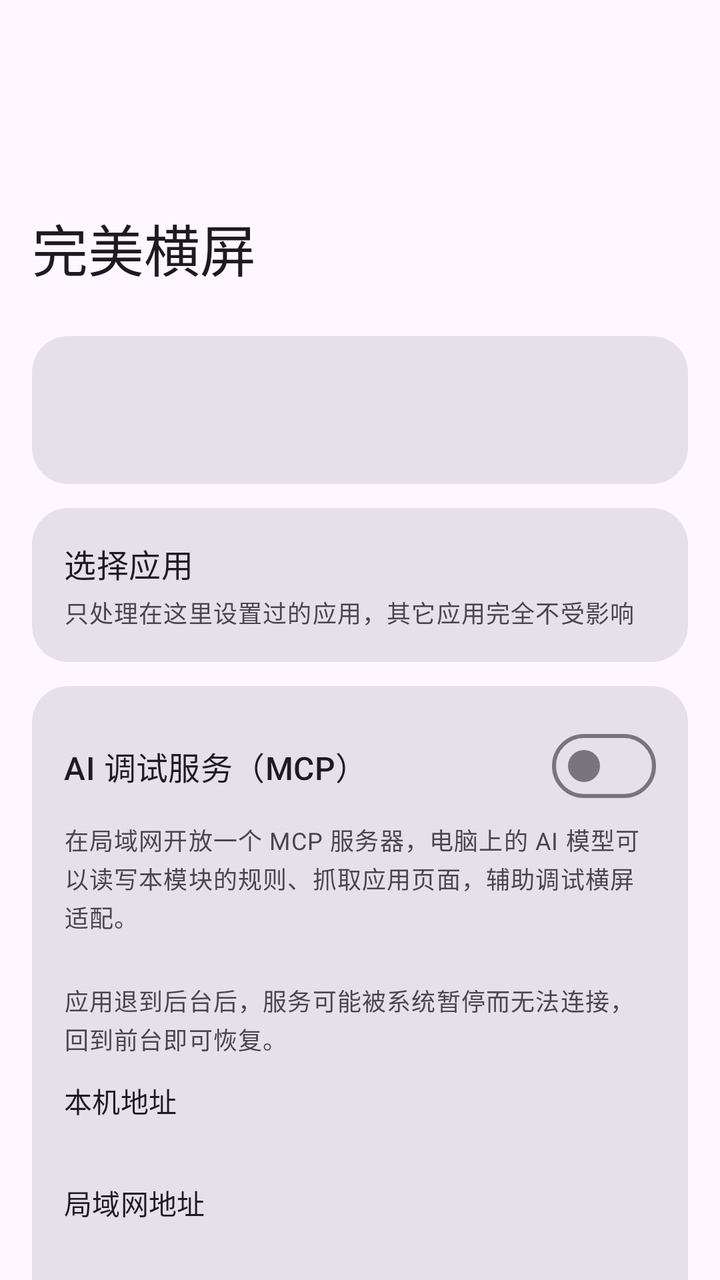
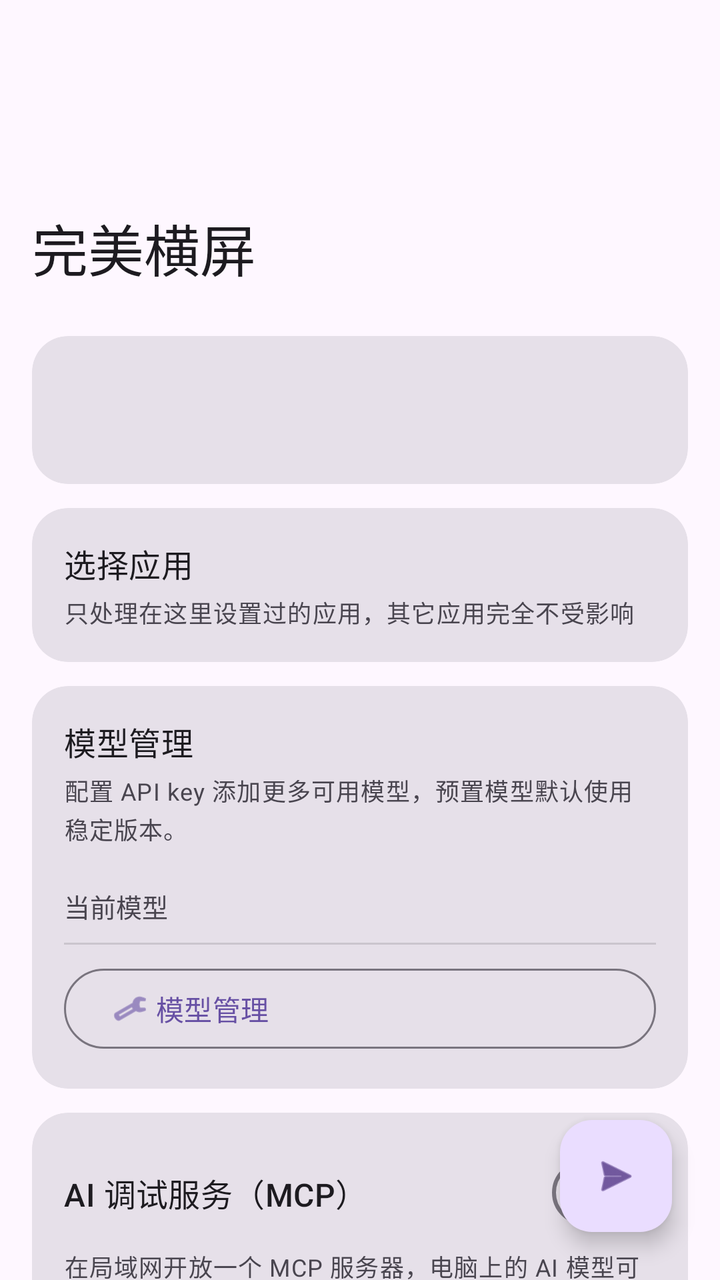

The first picture is an Android layout as it rendered before a commit; the second is the same layout after the commit. The layout source and the unified diff follow.
<!-- AndroidManifest.xml: application theme Theme.MagicWindow -->
<!-- res/layout/activity_main.xml -->
<?xml version="1.0" encoding="utf-8"?>
<androidx.coordinatorlayout.widget.CoordinatorLayout
    xmlns:android="http://schemas.android.com/apk/res/android"
    xmlns:app="http://schemas.android.com/apk/res-auto"
    android:layout_width="match_parent"
    android:layout_height="match_parent"
    android:fitsSystemWindows="true">

    <com.google.android.material.appbar.AppBarLayout
        android:layout_width="match_parent"
        android:layout_height="wrap_content"
        app:liftOnScroll="true">

        <com.google.android.material.appbar.CollapsingToolbarLayout
            android:layout_width="match_parent"
            android:layout_height="?attr/collapsingToolbarLayoutLargeSize"
            style="?attr/collapsingToolbarLayoutLargeStyle"
            app:layout_scrollFlags="scroll|exitUntilCollapsed|snap">

            <com.google.android.material.appbar.MaterialToolbar
                android:id="@+id/toolbar"
                android:layout_width="match_parent"
                android:layout_height="?attr/actionBarSize"
                app:title="@string/app_name"
                app:layout_collapseMode="pin" />
        </com.google.android.material.appbar.CollapsingToolbarLayout>
    </com.google.android.material.appbar.AppBarLayout>

    <androidx.core.widget.NestedScrollView
        android:layout_width="match_parent"
        android:layout_height="match_parent"
        android:clipToPadding="false"
        app:layout_behavior="@string/appbar_scrolling_view_behavior">

        <LinearLayout
            android:layout_width="match_parent"
            android:layout_height="wrap_content"
            android:orientation="vertical"
            android:padding="@dimen/page_padding">

            
            <com.google.android.material.card.MaterialCardView
                android:id="@+id/cardStatus"
                style="@style/Widget.MagicWindow.Card"
                android:layout_width="match_parent"
                android:layout_height="wrap_content">

                <LinearLayout
                    android:layout_width="match_parent"
                    android:layout_height="wrap_content"
                    android:orientation="vertical">

                    <TextView
                        android:id="@+id/tvStatus"
                        android:layout_width="match_parent"
                        android:layout_height="wrap_content"
                        android:textAppearance="?attr/textAppearanceTitleMedium" />

                    <TextView
                        android:id="@+id/tvStatusDesc"
                        android:layout_width="match_parent"
                        android:layout_height="wrap_content"
                        android:layout_marginTop="4dp"
                        style="@style/Text.MagicWindow.Desc" />
                </LinearLayout>
            </com.google.android.material.card.MaterialCardView>

            
            <com.google.android.material.card.MaterialCardView
                android:id="@+id/cardApps"
                style="@style/Widget.MagicWindow.Card"
                android:layout_width="match_parent"
                android:layout_height="wrap_content"
                android:layout_marginTop="@dimen/card_gap"
                android:clickable="true"
                android:focusable="true">

                <LinearLayout
                    android:layout_width="match_parent"
                    android:layout_height="wrap_content"
                    android:orientation="vertical">

                    <TextView
                        android:layout_width="match_parent"
                        android:layout_height="wrap_content"
                        android:text="@string/action_app_list"
                        android:textAppearance="?attr/textAppearanceTitleMedium" />

                    <TextView
                        android:layout_width="match_parent"
                        android:layout_height="wrap_content"
                        android:layout_marginTop="4dp"
                        android:text="@string/action_app_list_desc"
                        style="@style/Text.MagicWindow.Desc" />
                </LinearLayout>
            </com.google.android.material.card.MaterialCardView>

            
            <com.google.android.material.card.MaterialCardView
                android:id="@+id/cardMcp"
                style="@style/Widget.MagicWindow.Card"
                android:layout_width="match_parent"
                android:layout_height="wrap_content"
                android:layout_marginTop="@dimen/card_gap">

                <LinearLayout
                    android:layout_width="match_parent"
                    android:layout_height="wrap_content"
                    android:orientation="vertical">

                    <LinearLayout
                        android:layout_width="match_parent"
                        android:layout_height="wrap_content"
                        android:gravity="center_vertical"
                        android:orientation="horizontal">

                        <TextView
                            android:layout_width="0dp"
                            android:layout_height="wrap_content"
                            android:layout_weight="1"
                            android:text="@string/mcp_title"
                            android:textAppearance="?attr/textAppearanceTitleMedium" />

                        <com.google.android.material.materialswitch.MaterialSwitch
                            android:id="@+id/swMcp"
                            android:layout_width="wrap_content"
                            android:layout_height="wrap_content" />
                    </LinearLayout>

                    <TextView
                        android:layout_width="match_parent"
                        android:layout_height="wrap_content"
                        android:layout_marginTop="4dp"
                        android:text="@string/mcp_desc"
                        style="@style/Text.MagicWindow.Desc" />

                    <TextView
                        android:id="@+id/tvMcpState"
                        android:layout_width="match_parent"
                        android:layout_height="wrap_content"
                        android:layout_marginTop="4dp"
                        style="@style/Text.MagicWindow.Desc" />

                    
                    <TextView
                        android:id="@+id/tvMcpWarn"
                        android:layout_width="match_parent"
                        android:layout_height="wrap_content"
                        android:layout_marginTop="4dp"
                        android:text="@string/mcp_warn"
                        style="@style/Text.MagicWindow.Desc" />

                    
                    <TextView
                        android:layout_width="match_parent"
                        android:layout_height="wrap_content"
                        android:layout_marginTop="12dp"
                        android:text="@string/mcp_label_loopback"
                        android:textAppearance="?attr/textAppearanceTitleSmall" />

                    <TextView
                        android:id="@+id/tvMcpLoopback"
                        android:layout_width="match_parent"
                        android:layout_height="wrap_content"
                        android:layout_marginTop="2dp"
                        style="@style/Text.MagicWindow.Desc" />

                    
                    <TextView
                        android:layout_width="match_parent"
                        android:layout_height="wrap_content"
                        android:layout_marginTop="12dp"
                        android:text="@string/mcp_label_lan"
                        android:textAppearance="?attr/textAppearanceTitleSmall" />

                    <TextView
                        android:id="@+id/tvMcpLan"
                        android:layout_width="match_parent"
                        android:layout_height="wrap_content"
                        android:layout_marginTop="2dp"
                        style="@style/Text.MagicWindow.Desc" />

                    
                    <TextView
                        android:layout_width="match_parent"
                        android:layout_height="wrap_content"
                        android:layout_marginTop="12dp"
                        android:text="@string/mcp_label_port"
                        android:textAppearance="?attr/textAppearanceTitleSmall" />

                    <TextView
                        android:id="@+id/tvMcpPort"
                        android:layout_width="match_parent"
                        android:layout_height="wrap_content"
                        android:layout_marginTop="2dp"
                        style="@style/Text.MagicWindow.Desc" />

                    
                    <TextView
                        android:layout_width="match_parent"
                        android:layout_height="wrap_content"
                        android:layout_marginTop="12dp"
                        android:text="@string/mcp_label_token"
                        android:textAppearance="?attr/textAppearanceTitleSmall" />

                    <TextView
                        android:id="@+id/tvMcpToken"
                        android:layout_width="match_parent"
                        android:layout_height="wrap_content"
                        android:layout_marginTop="2dp"
                        style="@style/Text.MagicWindow.Desc" />

                    <com.google.android.material.button.MaterialButton
                        android:id="@+id/btnMcpJson"
                        style="?attr/materialButtonOutlinedStyle"
                        android:layout_width="wrap_content"
                        android:layout_height="wrap_content"
                        android:layout_gravity="end"
                        android:layout_marginTop="8dp"
                        android:text="@string/mcp_btn_client_json" />
                </LinearLayout>
            </com.google.android.material.card.MaterialCardView>

            <TextView
                android:layout_width="match_parent"
                android:layout_height="wrap_content"
                android:layout_marginTop="@dimen/card_gap"
                android:layout_marginBottom="24dp"
                android:text="@string/reboot_hint"
                style="@style/Text.MagicWindow.Desc" />
        </LinearLayout>
    </androidx.core.widget.NestedScrollView>
</androidx.coordinatorlayout.widget.CoordinatorLayout>
<!-- resources referenced by this layout -->
<resources>
  <dimen name="card_gap">12dp</dimen>
  <dimen name="page_padding">16dp</dimen>
  <string name="action_app_list">选择应用</string>
  <string name="action_app_list_desc">只处理在这里设置过的应用，其它应用完全不受影响</string>
  <string name="app_name">完美横屏</string>
  <string name="mcp_btn_client_json">客户端配置 JSON</string>
  <string name="mcp_desc">在局域网开放一个 MCP 服务器，电脑上的 AI 模型可以读写本模块的规则、抓取应用页面，辅助调试横屏适配。</string>
  <string name="mcp_label_lan">局域网地址</string>
  <string name="mcp_label_loopback">本机地址</string>
  <string name="mcp_label_port">端口</string>
  <string name="mcp_label_token">令牌</string>
  <string name="mcp_title">AI 调试服务（MCP）</string>
  <string name="mcp_warn">应用退到后台后，服务可能被系统暂停而无法连接，回到前台即可恢复。</string>
  <string name="reboot_hint">保存后自动生效；个别应用没刷新的话，把它从后台划掉重开，或重启手机</string>
  <style name="Text.MagicWindow.Desc" parent="TextAppearance.Material3.BodySmall">
          <item name="android:textColor">?attr/colorOnSurfaceVariant</item>
      </style>
  <style name="Widget.MagicWindow.Card" parent="Widget.Material3.CardView.Filled">
          <item name="cardCornerRadius">18dp</item>
          <item name="contentPadding">16dp</item>
      </style>
  <style name="Theme.MagicWindow" parent="Theme.Material3.DayNight.NoActionBar">
          <item name="android:statusBarColor">?attr/colorSurface</item>
          <item name="android:navigationBarColor">?attr/colorSurface</item>
          <item name="android:windowLightStatusBar" tools:targetApi="m">
              @bool/is_light_theme
          </item>
      </style>
</resources>

<!-- the commit's change to res/layout/activity_main.xml (unified diff, before → after) -->
@@ -27,6 +27,7 @@
     </com.google.android.material.appbar.AppBarLayout>
 
     <androidx.core.widget.NestedScrollView
+        android:id="@+id/scrollView"
         android:layout_width="match_parent"
         android:layout_height="match_parent"
         android:clipToPadding="false"
@@ -92,6 +93,88 @@
                         android:layout_marginTop="4dp"
                         android:text="@string/action_app_list_desc"
                         style="@style/Text.MagicWindow.Desc" />
+                </LinearLayout>
+            </com.google.android.material.card.MaterialCardView>
+
+            
+            <com.google.android.material.card.MaterialCardView
+                android:id="@+id/cardAi"
+                style="@style/Widget.MagicWindow.Card"
+                android:layout_width="match_parent"
+                android:layout_height="wrap_content"
+                android:layout_marginTop="@dimen/card_gap">
+
+                <LinearLayout
+                    android:layout_width="match_parent"
+                    android:layout_height="wrap_content"
+                    android:orientation="vertical">
+
+                    <TextView
+                        android:layout_width="match_parent"
+                        android:layout_height="wrap_content"
+                        android:text="@string/ai_model_management"
+                        android:textAppearance="?attr/textAppearanceTitleMedium" />
+
+                    <TextView
+                        android:layout_width="match_parent"
+                        android:layout_height="wrap_content"
+                        android:layout_marginTop="4dp"
+                        android:text="@string/ai_model_management_desc"
+                        style="@style/Text.MagicWindow.Desc" />
+
+                    
+                    <LinearLayout
+                        android:layout_width="match_parent"
+                        android:layout_height="wrap_content"
+                        android:orientation="horizontal"
+                        android:gravity="center_vertical"
+                        android:layout_marginTop="12dp"
+                        android:paddingVertical="8dp">
+
+                        <TextView
+                            android:layout_width="wrap_content"
+                            android:layout_height="wrap_content"
+                            android:text="@string/ai_current_model"
+                            android:textSize="13sp"
+                            android:textColor="?android:attr/textColorSecondary"
+                            android:layout_marginEnd="8dp" />
+
+                        <TextView
+                            android:id="@+id/tvAiModelName"
+                            android:layout_width="0dp"
+                            android:layout_height="wrap_content"
+                            android:layout_weight="1"
+                            android:textSize="14sp"
+                            android:textStyle="bold"
+                            android:textColor="?attr/colorPrimary"
+                            android:singleLine="true"
+                            android:ellipsize="end" />
+
+                        <TextView
+                            android:id="@+id/tvAiModelStatus"
+                            android:layout_width="wrap_content"
+                            android:layout_height="wrap_content"
+                            android:textSize="12sp"
+                            android:paddingHorizontal="8dp"
+                            android:paddingVertical="2dp" />
+                    </LinearLayout>
+
+                    <View
+                        android:layout_width="match_parent"
+                        android:layout_height="1dp"
+                        android:background="?android:attr/listDivider" />
+
+                    
+                    <com.google.android.material.button.MaterialButton
+                        android:id="@+id/btnAiModels"
+                        style="?attr/materialButtonOutlinedStyle"
+                        android:layout_width="match_parent"
+                        android:layout_height="wrap_content"
+                        android:layout_marginTop="8dp"
+                        android:text="@string/ai_manage_models"
+                        android:gravity="start|center_vertical"
+                        app:icon="@android:drawable/ic_menu_manage"
+                        xmlns:app="http://schemas.android.com/apk/res-auto" />
                 </LinearLayout>
             </com.google.android.material.card.MaterialCardView>
 
@@ -230,4 +313,18 @@
                 style="@style/Text.MagicWindow.Desc" />
         </LinearLayout>
     </androidx.core.widget.NestedScrollView>
+
+    
+    <com.google.android.material.floatingactionbutton.FloatingActionButton
+        android:id="@+id/fabAiChat"
+        android:layout_width="wrap_content"
+        android:layout_height="wrap_content"
+        android:layout_gravity="bottom|end"
+        android:layout_margin="24dp"
+        android:contentDescription="@string/ai_chat_title"
+        android:src="@android:drawable/ic_menu_send"
+        app:layout_anchor="@id/scrollView"
+        app:layout_anchorGravity="bottom|end"
+        xmlns:app="http://schemas.android.com/apk/res-auto" />
+
 </androidx.coordinatorlayout.widget.CoordinatorLayout>
<!-- resource entries referenced after the edit -->
@@ -4,6 +4,11 @@
   <dimen name="page_padding">16dp</dimen>
   <string name="action_app_list">选择应用</string>
   <string name="action_app_list_desc">只处理在这里设置过的应用，其它应用完全不受影响</string>
+  <string name="ai_chat_title">AI 助手</string>
+  <string name="ai_current_model">当前模型</string>
+  <string name="ai_manage_models">模型管理</string>
+  <string name="ai_model_management">模型管理</string>
+  <string name="ai_model_management_desc">配置 API key 添加更多可用模型，预置模型默认使用稳定版本。</string>
   <string name="app_name">完美横屏</string>
   <string name="mcp_btn_client_json">客户端配置 JSON</string>
   <string name="mcp_desc">在局域网开放一个 MCP 服务器，电脑上的 AI 模型可以读写本模块的规则、抓取应用页面，辅助调试横屏适配。</string>
